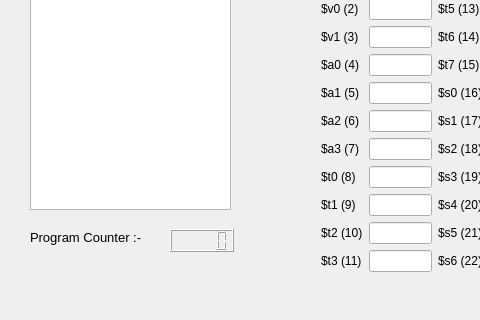
Before: the Qt Designer form Qt/mainwindow.ui in digaru19/MIPS_Emulator, drawn with Qt 5; both pictures show x 0 to 480 and y 161 to 481 of the 739 by 481 pixel window.
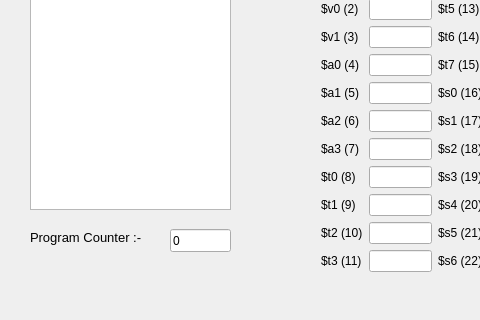
After: the same form once the commit is applied.

What changed in the file:
```diff
--- a/Qt/mainwindow.ui
+++ b/Qt/mainwindow.ui
@@ -44,16 +44,6 @@
      <string>Registers</string>
     </property>
    </widget>
-   <widget class="QLCDNumber" name="lcdNumber">
-    <property name="geometry">
-     <rect>
-      <x>170</x>
-      <y>390</y>
-      <width>64</width>
-      <height>23</height>
-     </rect>
-    </property>
-   </widget>
    <widget class="QLabel" name="label">
     <property name="geometry">
      <rect>
@@ -72,6 +62,25 @@
      <string>Program Counter :-</string>
     </property>
    </widget>
+   <widget class="QLineEdit" name="PC_Value">
+    <property name="geometry">
+     <rect>
+      <x>170</x>
+      <y>390</y>
+      <width>61</width>
+      <height>23</height>
+     </rect>
+    </property>
+    <property name="layoutDirection">
+     <enum>Qt::RightToLeft</enum>
+    </property>
+    <property name="text">
+     <string>0</string>
+    </property>
+    <property name="readOnly">
+     <bool>true</bool>
+    </property>
+   </widget>
    <widget class="QWidget" name="">
     <property name="geometry">
      <rect>
```
Left out of the diff: 2 changed lines with no effect on the pictures.
